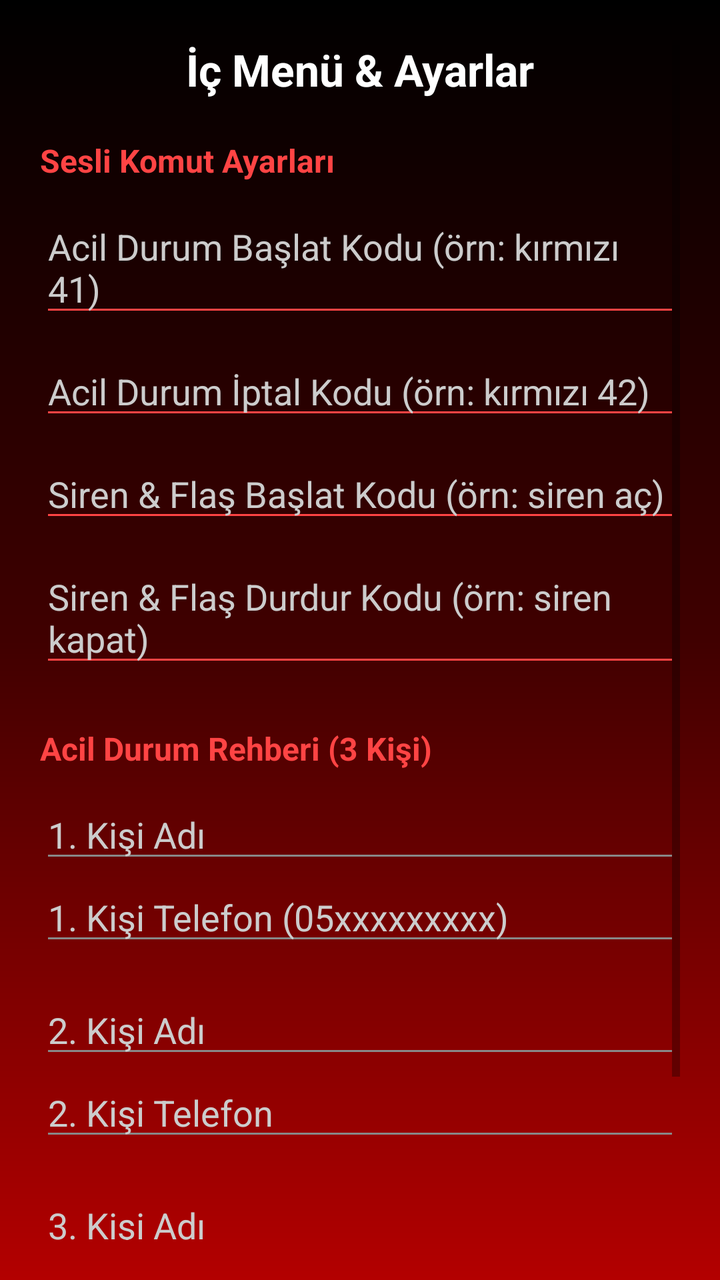
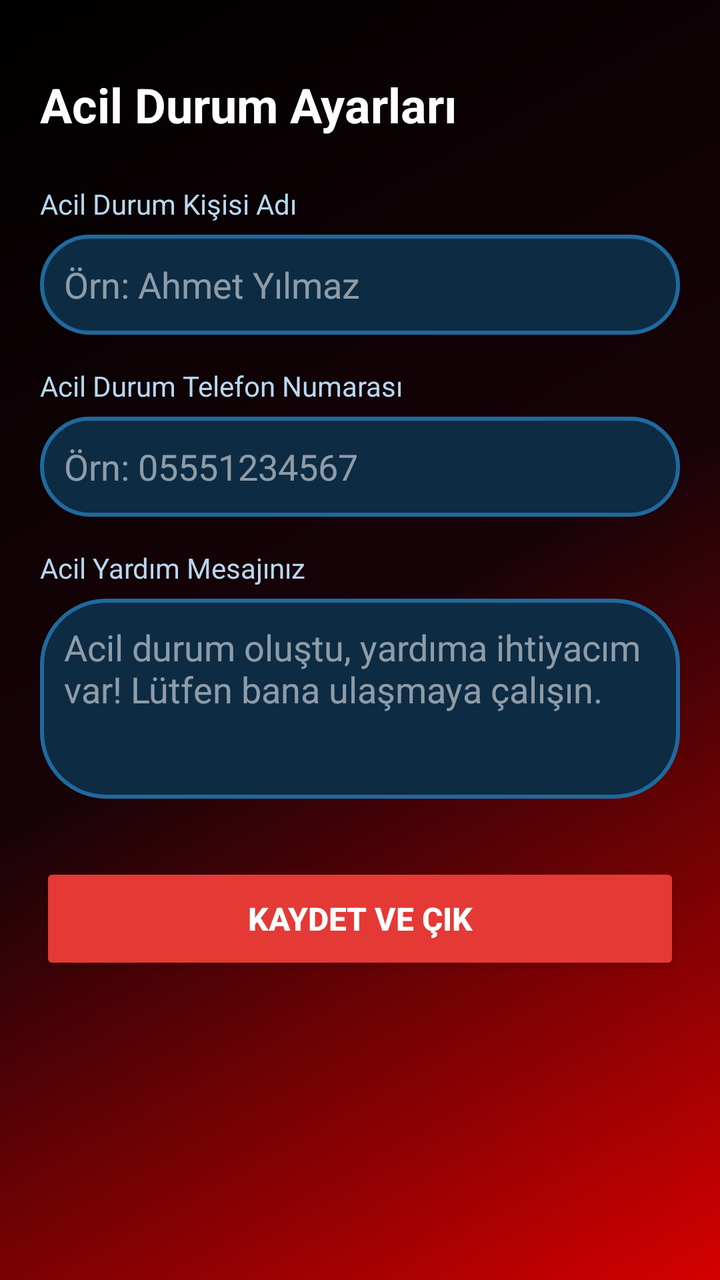

The first picture is an Android layout as it rendered before a commit; the second is the same layout after the commit. The layout source and the unified diff follow.
<!-- AndroidManifest.xml: application theme Theme.AppCompat.Light.NoActionBar -->
<!-- res/layout/activity_settings.xml -->
<?xml version="1.0" encoding="utf-8"?>
<ScrollView xmlns:android="http://schemas.android.com/apk/res/android"
    android:layout_width="match_parent"
    android:layout_height="match_parent"
    android:background="@drawable/bg_red_gradient"
    android:padding="20dp">

    <LinearLayout
        android:layout_width="match_parent"
        android:layout_height="wrap_content"
        android:orientation="vertical">

        <TextView
            android:layout_width="wrap_content"
            android:layout_height="wrap_content"
            android:text="İç Menü &amp; Ayarlar"
            android:textColor="#FFFFFF"
            android:textSize="22sp"
            android:textStyle="bold"
            android:layout_gravity="center_horizontal"
            android:layout_marginBottom="20dp" />

        
        <TextView
            android:layout_width="wrap_content"
            android:layout_height="wrap_content"
            android:text="Sesli Komut Ayarları"
            android:textColor="#FF4444"
            android:textSize="16sp"
            android:textStyle="bold"
            android:layout_marginBottom="10dp" />

        <EditText
            android:id="@+id/etRedStart"
            android:layout_width="match_parent"
            android:layout_height="wrap_content"
            android:hint="Acil Durum Başlat Kodu (örn: kırmızı 41)"
            android:textColor="#FFFFFF"
            android:textColorHint="#CCCCCC"
            android:backgroundTint="#FF4444"
            android:layout_marginBottom="10dp" />

        <EditText
            android:id="@+id/etRedStop"
            android:layout_width="match_parent"
            android:layout_height="wrap_content"
            android:hint="Acil Durum İptal Kodu (örn: kırmızı 42)"
            android:textColor="#FFFFFF"
            android:textColorHint="#CCCCCC"
            android:backgroundTint="#FF4444"
            android:layout_marginBottom="10dp" />

        <EditText
            android:id="@+id/etSirenStart"
            android:layout_width="match_parent"
            android:layout_height="wrap_content"
            android:hint="Siren &amp; Flaş Başlat Kodu (örn: siren aç)"
            android:textColor="#FFFFFF"
            android:textColorHint="#CCCCCC"
            android:backgroundTint="#FF4444"
            android:layout_marginBottom="10dp" />

        <EditText
            android:id="@+id/etSirenStop"
            android:layout_width="match_parent"
            android:layout_height="wrap_content"
            android:hint="Siren &amp; Flaş Durdur Kodu (örn: siren kapat)"
            android:textColor="#FFFFFF"
            android:textColorHint="#CCCCCC"
            android:backgroundTint="#FF4444"
            android:layout_marginBottom="25dp" />

        
        <TextView
            android:layout_width="wrap_content"
            android:layout_height="wrap_content"
            android:text="Acil Durum Rehberi (3 Kişi)"
            android:textColor="#FF4444"
            android:textSize="16sp"
            android:textStyle="bold"
            android:layout_marginBottom="10dp" />

        
        <EditText
            android:id="@+id/etContact1Name"
            android:layout_width="match_parent"
            android:layout_height="wrap_content"
            android:hint="1. Kişi Adı"
            android:textColor="#FFFFFF"
            android:textColorHint="#CCCCCC"
            android:backgroundTint="#888888" />

        <EditText
            android:id="@+id/etContact1Phone"
            android:layout_width="match_parent"
            android:layout_height="wrap_content"
            android:hint="1. Kişi Telefon (05xxxxxxxxx)"
            android:inputType="phone"
            android:textColor="#FFFFFF"
            android:textColorHint="#CCCCCC"
            android:backgroundTint="#888888"
            android:layout_marginBottom="15dp" />

        
        <EditText
            android:id="@+id/etContact2Name"
            android:layout_width="match_parent"
            android:layout_height="wrap_content"
            android:hint="2. Kişi Adı"
            android:textColor="#FFFFFF"
            android:textColorHint="#CCCCCC"
            android:backgroundTint="#888888" />

        <EditText
            android:id="@+id/etContact2Phone"
            android:layout_width="match_parent"
            android:layout_height="wrap_content"
            android:hint="2. Kişi Telefon"
            android:inputType="phone"
            android:textColor="#FFFFFF"
            android:textColorHint="#CCCCCC"
            android:backgroundTint="#888888"
            android:layout_marginBottom="15dp" />

        
        <EditText
            android:id="@+id/etContact3Name"
            android:layout_width="match_parent"
            android:layout_height="wrap_content"
            android:hint="3. Kişi Adı"
            android:textColor="#FFFFFF"
            android:textColorHint="#CCCCCC"
            android:backgroundTint="#888888" />

        <EditText
            android:id="@+id/etContact3Phone"
            android:layout_width="match_parent"
            android:layout_height="wrap_content"
            android:hint="3. Kişi Telefon"
            android:inputType="phone"
            android:textColor="#FFFFFF"
            android:textColorHint="#CCCCCC"
            android:backgroundTint="#888888"
            android:layout_marginBottom="20dp" />

        <Button
            android:id="@+id/btnSave"
            android:layout_width="match_parent"
            android:layout_height="wrap_content"
            android:text="KAYDET VE ÇIK"
            android:textColor="#FFFFFF"
            android:backgroundTint="#D32F2F"
            android:textSize="16sp" />

    </LinearLayout>
</ScrollView>
<!-- resources referenced by this layout -->
<resources>
  <!-- drawable bg_red_gradient (drawable) -->
  <?xml version="1.0" encoding="utf-8"?>
  <shape xmlns:android="http://schemas.android.com/apk/res/android"
      android:shape="rectangle">
  
      <gradient
          android:angle="270"
          android:startColor="#000000"
          android:centerColor="#400000"
          android:endColor="#B30000"
          android:type="linear" />
  
  </shape>
</resources>

<!-- the commit's change to res/layout/activity_settings.xml (unified diff, before → after) -->
@@ -1,156 +1,102 @@
 <?xml version="1.0" encoding="utf-8"?>
 <ScrollView xmlns:android="http://schemas.android.com/apk/res/android"
+    xmlns:app="http://schemas.android.com/apk/res-auto"
     android:layout_width="match_parent"
     android:layout_height="match_parent"
-    android:background="@drawable/bg_red_gradient"
-    android:padding="20dp">
+    android:background="@drawable/bg_emergency"
+    android:fillViewport="true">
 
     <LinearLayout
         android:layout_width="match_parent"
         android:layout_height="wrap_content"
-        android:orientation="vertical">
+        android:orientation="vertical"
+        android:padding="20dp">
 
         <TextView
             android:layout_width="wrap_content"
             android:layout_height="wrap_content"
-            android:text="İç Menü &amp; Ayarlar"
+            android:layout_marginTop="16dp"
+            android:text="Acil Durum Ayarları"
             android:textColor="#FFFFFF"
-            android:textSize="22sp"
-            android:textStyle="bold"
-            android:layout_gravity="center_horizontal"
-            android:layout_marginBottom="20dp" />
+            android:textSize="24sp"
+            android:textStyle="bold" />
 
         
         <TextView
             android:layout_width="wrap_content"
             android:layout_height="wrap_content"
-            android:text="Sesli Komut Ayarları"
-            android:textColor="#FF4444"
-            android:textSize="16sp"
-            android:textStyle="bold"
-            android:layout_marginBottom="10dp" />
+            android:layout_marginTop="24dp"
+            android:text="Acil Durum Kişisi Adı"
+            android:textColor="#B9D7EF"
+            android:textSize="14sp" />
 
         <EditText
-            android:id="@+id/etRedStart"
+            android:id="@+id/etContactName"
             android:layout_width="match_parent"
-            android:layout_height="wrap_content"
-            android:hint="Acil Durum Başlat Kodu (örn: kırmızı 41)"
+            android:layout_height="50dp"
+            android:layout_marginTop="6dp"
+            android:background="@drawable/prompt_background"
+            android:hint="Örn: Ahmet Yılmaz"
+            android:inputType="textPersonName"
+            android:padding="12dp"
             android:textColor="#FFFFFF"
-            android:textColorHint="#CCCCCC"
-            android:backgroundTint="#FF4444"
-            android:layout_marginBottom="10dp" />
-
-        <EditText
-            android:id="@+id/etRedStop"
-            android:layout_width="match_parent"
-            android:layout_height="wrap_content"
-            android:hint="Acil Durum İptal Kodu (örn: kırmızı 42)"
-            android:textColor="#FFFFFF"
-            android:textColorHint="#CCCCCC"
-            android:backgroundTint="#FF4444"
-            android:layout_marginBottom="10dp" />
-
-        <EditText
-            android:id="@+id/etSirenStart"
-            android:layout_width="match_parent"
-            android:layout_height="wrap_content"
-            android:hint="Siren &amp; Flaş Başlat Kodu (örn: siren aç)"
-            android:textColor="#FFFFFF"
-            android:textColorHint="#CCCCCC"
-            android:backgroundTint="#FF4444"
-            android:layout_marginBottom="10dp" />
-
-        <EditText
-            android:id="@+id/etSirenStop"
-            android:layout_width="match_parent"
-            android:layout_height="wrap_content"
-            android:hint="Siren &amp; Flaş Durdur Kodu (örn: siren kapat)"
-            android:textColor="#FFFFFF"
-            android:textColorHint="#CCCCCC"
-            android:backgroundTint="#FF4444"
-            android:layout_marginBottom="25dp" />
+            android:textColorHint="#88FFFFFF" />
 
         
         <TextView
             android:layout_width="wrap_content"
             android:layout_height="wrap_content"
-            android:text="Acil Durum Rehberi (3 Kişi)"
-            android:textColor="#FF4444"
-            android:textSize="16sp"
-            android:textStyle="bold"
-            android:layout_marginBottom="10dp" />
+            android:layout_marginTop="16dp"
+            android:text="Acil Durum Telefon Numarası"
+            android:textColor="#B9D7EF"
+            android:textSize="14sp" />
+
+        <EditText
+            android:id="@+id/etContactPhone"
+            android:layout_width="match_parent"
+            android:layout_height="50dp"
+            android:layout_marginTop="6dp"
+            android:background="@drawable/prompt_background"
+            android:hint="Örn: 05551234567"
+            android:inputType="phone"
+            android:padding="12dp"
+            android:textColor="#FFFFFF"
+            android:textColorHint="#88FFFFFF" />
 
         
-        <EditText
-            android:id="@+id/etContact1Name"
-            android:layout_width="match_parent"
+        <TextView
+            android:layout_width="wrap_content"
             android:layout_height="wrap_content"
-            android:hint="1. Kişi Adı"
-            android:textColor="#FFFFFF"
-            android:textColorHint="#CCCCCC"
-            android:backgroundTint="#888888" />
+            android:layout_marginTop="16dp"
+            android:text="Acil Yardım Mesajınız"
+            android:textColor="#B9D7EF"
+            android:textSize="14sp" />
 
         <EditText
-            android:id="@+id/etContact1Phone"
+            android:id="@+id/etEmergencyMessage"
             android:layout_width="match_parent"
-            android:layout_height="wrap_content"
-            android:hint="1. Kişi Telefon (05xxxxxxxxx)"
-            android:inputType="phone"
+            android:layout_height="100dp"
+            android:layout_marginTop="6dp"
+            android:background="@drawable/prompt_background"
+            android:gravity="top|start"
+            android:hint="Acil durum oluştu, yardıma ihtiyacım var! Lütfen bana ulaşmaya çalışın."
+            android:inputType="textMultiLine"
+            android:padding="12dp"
             android:textColor="#FFFFFF"
-            android:textColorHint="#CCCCCC"
-            android:backgroundTint="#888888"
-            android:layout_marginBottom="15dp" />
+            android:textColorHint="#88FFFFFF" />
 
         
-        <EditText
-            android:id="@+id/etContact2Name"
-            android:layout_width="match_parent"
-            android:layout_height="wrap_content"
-            android:hint="2. Kişi Adı"
-            android:textColor="#FFFFFF"
-            android:textColorHint="#CCCCCC"
-            android:backgroundTint="#888888" />
-
-        <EditText
-            android:id="@+id/etContact2Phone"
-            android:layout_width="match_parent"
-            android:layout_height="wrap_content"
-            android:hint="2. Kişi Telefon"
-            android:inputType="phone"
-            android:textColor="#FFFFFF"
-            android:textColorHint="#CCCCCC"
-            android:backgroundTint="#888888"
-            android:layout_marginBottom="15dp" />
-
-        
-        <EditText
-            android:id="@+id/etContact3Name"
-            android:layout_width="match_parent"
-            android:layout_height="wrap_content"
-            android:hint="3. Kişi Adı"
-            android:textColor="#FFFFFF"
-            android:textColorHint="#CCCCCC"
-            android:backgroundTint="#888888" />
-
-        <EditText
-            android:id="@+id/etContact3Phone"
-            android:layout_width="match_parent"
-            android:layout_height="wrap_content"
-            android:hint="3. Kişi Telefon"
-            android:inputType="phone"
-            android:textColor="#FFFFFF"
-            android:textColorHint="#CCCCCC"
-            android:backgroundTint="#888888"
-            android:layout_marginBottom="20dp" />
-
         <Button
             android:id="@+id/btnSave"
             android:layout_width="match_parent"
-            android:layout_height="wrap_content"
+            android:layout_height="56dp"
+            android:layout_marginTop="32dp"
+            android:backgroundTint="#E53935"
             android:text="KAYDET VE ÇIK"
             android:textColor="#FFFFFF"
-            android:backgroundTint="#D32F2F"
-            android:textSize="16sp" />
+            android:textSize="16sp"
+            android:textStyle="bold"
+            app:cornerRadius="12dp" />
 
     </LinearLayout>
 </ScrollView>
<!-- resource entries referenced after the edit -->
@@ -1,16 +1,28 @@
 <!-- resources referenced by this layout -->
 <resources>
-  <!-- drawable bg_red_gradient (drawable) -->
+  <!-- drawable bg_emergency (drawable) -->
   <?xml version="1.0" encoding="utf-8"?>
-  <shape xmlns:android="http://schemas.android.com/apk/res/android"
-      android:shape="rectangle">
+  <shape xmlns:android="http://schemas.android.com/apk/res/android">
   
       <gradient
-          android:angle="270"
+          android:type="linear"
+          android:angle="315"
           android:startColor="#000000"
-          android:centerColor="#400000"
-          android:endColor="#B30000"
-          android:type="linear" />
+          android:centerColor="#180308"
+          android:endColor="#D50000" />
+  
+  </shape>
+  <!-- drawable prompt_background (drawable) -->
+  <?xml version="1.0" encoding="utf-8"?>
+  <shape xmlns:android="http://schemas.android.com/apk/res/android">
+  
+      <solid android:color="#0D2B43" />
+  
+      <corners android:radius="32dp" />
+  
+      <stroke
+          android:width="2dp"
+          android:color="#1E6A9E" />
   
   </shape>
 </resources>
